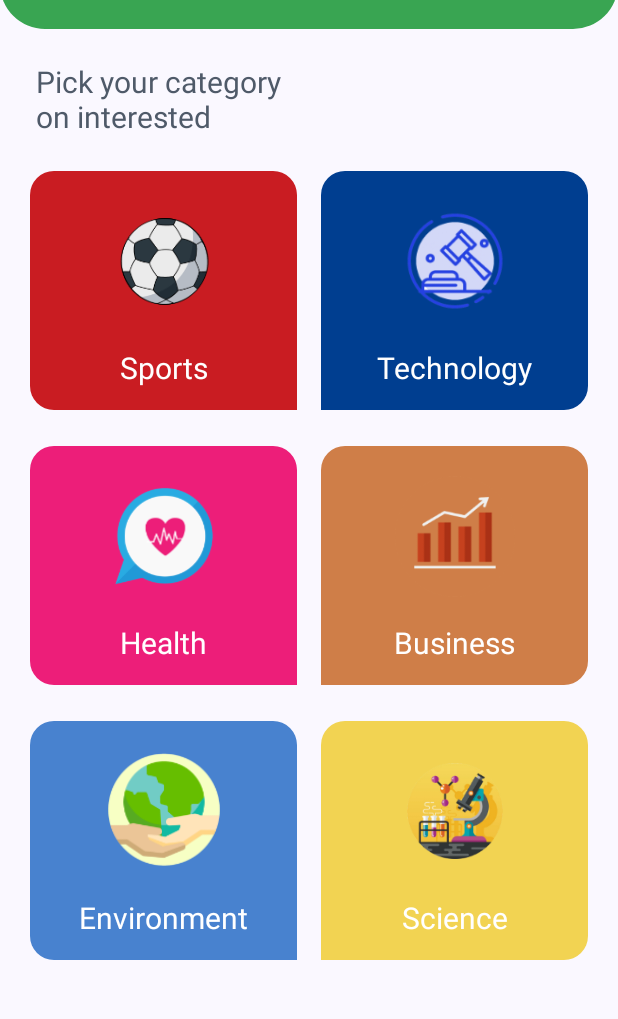
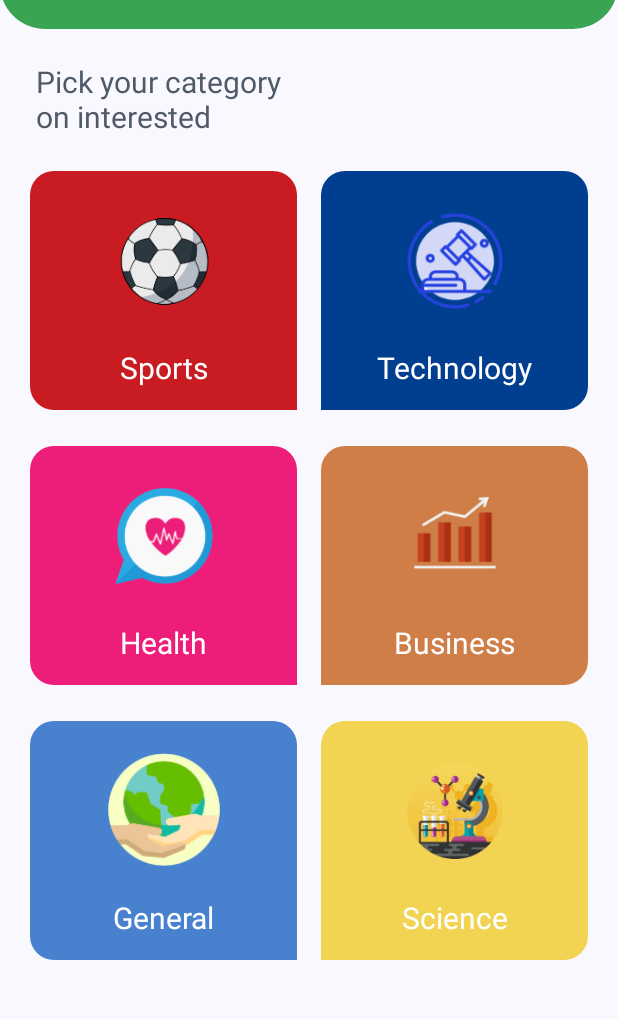
Before and after one commit to abdallahalnagar188/NewsApp, an Android app built with Jetpack Compose: the screen it shows after launch (MainActivity), on a phone screen of 412 x 824 dp, the part 67-1086 px from its top. Run offline under Robolectric (Android 15) with nearby library versions, the light colour scheme and no system bars.

Commit message:
create MVVM

```diff
--- a/app/src/main/java/com/example/newsapp/Constance.kt
+++ b/app/src/main/java/com/example/newsapp/Constance.kt
@@ -14,7 +14,7 @@ object Constance {
         ),Category(
             "business",R.drawable.bussines,R.string.business,R.color.bony
         ),Category(
-            "entertainment",R.drawable.environment,R.string.entertainment,R.color.light_blue
+            "general",R.drawable.environment,R.string.general,R.color.light_blue
         ),Category(
             "science",R.drawable.science,R.string.science,R.color.yellow
         ),
--- a/app/src/main/java/com/example/newsapp/MainActivity.kt
+++ b/app/src/main/java/com/example/newsapp/MainActivity.kt
@@ -34,11 +34,11 @@ import androidx.navigation.compose.NavHost
 import androidx.navigation.compose.composable
 import androidx.navigation.compose.rememberNavController
 import com.example.newsapp.ui.theme.NewsAppTheme
-import com.example.newsapp.widgets.CategoriesContent
+import com.example.newsapp.widgets.category.CategoriesContent
 import com.example.newsapp.widgets.DrawerBody
 import com.example.newsapp.widgets.DrawerHeader
-import com.example.newsapp.widgets.NEWS_ROUTE
-import com.example.newsapp.widgets.NewsFragment
+import com.example.newsapp.widgets.news.NEWS_ROUTE
+import com.example.newsapp.widgets.news.NewsFragment
 import kotlinx.coroutines.launch
 
 const val CATEGORY_ROUTE = "categories"
@@ -52,27 +52,34 @@ class MainActivity : ComponentActivity() {
         setContent {
             NewsAppTheme {
                 val drawerState = rememberDrawerState(initialValue = DrawerValue.Closed)
+                val navController = rememberNavController()
+                val scope = rememberCoroutineScope()
+
 
                 ModalNavigationDrawer(drawerContent = {
                     Column(modifier = Modifier.fillMaxSize()) {
                         DrawerHeader()
-                        DrawerBody()
+                        DrawerBody(navController) {
+                            scope.launch {
+                                drawerState.close()
+                            }
+                        }
                     }
                 }, drawerState = drawerState) {
                     Scaffold(topBar = { NewsAppBar(drawerState) }) {
 //                        NewsSourcesTabs(sourcesItemsList = sourcesList.value)
-                        val navController = rememberNavController()
                         NavHost(
                             navController = navController,
                             startDestination = CATEGORY_ROUTE,
-                            modifier = Modifier.padding(top = it.calculateTopPadding()))
+                            modifier = Modifier.padding(top = it.calculateTopPadding())
+                        )
                         {
-                            composable(route = CATEGORY_ROUTE){
+                            composable(route = CATEGORY_ROUTE) {
                                 CategoriesContent(navController)
                             }
                             composable(
                                 route = NEWS_ROUTE,
-                            ){
+                            ) {
                                 val argument = it.arguments?.getString("category")
                                 NewsFragment(argument)
                             }
@@ -115,7 +122,6 @@ fun NewsAppBar(drawerState: DrawerState) {
 }
 
 
-
 @SuppressLint("UnusedMaterial3ScaffoldPaddingParameter")
 @Preview(showBackground = true, showSystemUi = true)
 @Composable
--- a/app/src/main/java/com/example/newsapp/widgets/DrawerWidgts.kt
+++ b/app/src/main/java/com/example/newsapp/widgets/DrawerWidgts.kt
@@ -1,13 +1,13 @@
 package com.example.newsapp.widgets
 
-import android.graphics.Paint.Style
 import androidx.compose.foundation.background
+import androidx.compose.foundation.clickable
 import androidx.compose.foundation.layout.Column
 import androidx.compose.foundation.layout.Row
 import androidx.compose.foundation.layout.Spacer
 import androidx.compose.foundation.layout.fillMaxHeight
-import androidx.compose.foundation.layout.fillMaxSize
 import androidx.compose.foundation.layout.fillMaxWidth
+import androidx.compose.foundation.layout.height
 import androidx.compose.foundation.layout.padding
 import androidx.compose.foundation.layout.width
 import androidx.compose.foundation.shape.RoundedCornerShape
@@ -22,6 +22,8 @@ import androidx.compose.ui.text.TextStyle
 import androidx.compose.ui.text.style.TextAlign
 import androidx.compose.ui.unit.dp
 import androidx.compose.ui.unit.sp
+import androidx.navigation.NavHostController
+import com.example.newsapp.CATEGORY_ROUTE
 import com.example.newsapp.R
 
 @Composable
@@ -40,28 +42,44 @@ fun DrawerHeader() {
 }
 
 @Composable
-fun DrawerBody() {
-    Column(modifier = Modifier
-        .fillMaxWidth(0.75F)
-        .fillMaxHeight()
-        .background(Color.White)) {
+fun DrawerBody(navController: NavHostController, onClose: () -> Unit) {
+    Column(
+        modifier = Modifier
+            .fillMaxWidth(0.75F)
+            .fillMaxHeight()
+            .background(Color.White)
+    ) {
         Spacer(modifier = Modifier.padding(12.dp))
-        NewsDrawerItem(iconId = R.drawable.ico_catigores, textId = R.string.categories)
+        NewsDrawerItem(iconId = R.drawable.ico_catigores, textId = R.string.categories,
+            onNewsDrawerItemClick = {
+                navController.navigate(CATEGORY_ROUTE)
+                onClose()
+            })
         Spacer(modifier = Modifier.padding(12.dp))
-        NewsDrawerItem(iconId = R.drawable.ico_settings, textId = R.string.settings)
+        NewsDrawerItem(iconId = R.drawable.ico_settings, textId = R.string.settings,
+            onNewsDrawerItemClick = {
+
+
+            })
     }
 }
 
 @Composable
-fun NewsDrawerItem(iconId: Int, textId: Int) {
+fun NewsDrawerItem(iconId: Int, textId: Int, onNewsDrawerItemClick: () -> Unit) {
     Row(
         modifier = Modifier
+            .padding(12.dp)
             .fillMaxWidth()
             .background(Color.White)
+            .clickable {
+                onNewsDrawerItemClick()
+            }
     )
     {
-        Spacer(modifier = Modifier.width(10.dp))
-        Icon(painter = painterResource(id = iconId), contentDescription = "")
+        Icon(
+            painter = painterResource(id = iconId),
+            contentDescription = ""
+        )
         Spacer(modifier = Modifier.width(10.dp))
         Text(
             text = stringResource(id = textId), style = TextStyle(
--- a/app/src/main/java/com/example/newsapp/widgets/CategoriesFragment.kt
+++ b/app/src/main/java/com/example/newsapp/widgets/category/CategoriesFragment.kt
@@ -1,4 +1,4 @@
-package com.example.newsapp.widgets
+package com.example.newsapp.widgets.category
 
 import androidx.compose.foundation.Image
 import androidx.compose.foundation.layout.Column
@@ -53,7 +53,7 @@ fun CategoryCard(item: Category, position: Int,navHostController: NavHostControl
         colorResource(id = item.backGroundColor)),
         modifier = Modifier.padding(horizontal = 8.dp, vertical = 12.dp),
         onClick = {
-                  navHostController.navigate("news/${item.apiID}")
+            navHostController.navigate("news/${item.apiID}")
         }
         ,
         shape =
--- a/app/src/main/res/values/strings.xml
+++ b/app/src/main/res/values/strings.xml
@@ -8,6 +8,6 @@
     <string name="technology">Technology</string>
     <string name="health">Health</string>
     <string name="business">Business</string>
-    <string name="entertainment">Environment</string>
+    <string name="general">General</string>
     <string name="science">Science</string>
 </resources>
```
Also changed, not shown: app/build.gradle.kts (+9 -0 lines), app/src/main/java/com/example/newsapp/widgets/news/NewsFragment.kt (renamed from app/src/main/java/com/example/newsapp/widgets/NewsFragment.kt, +17 -75 lines), app/src/main/java/com/example/newsapp/widgets/news/NewsViewModel.kt (added, +63 -0 lines).
